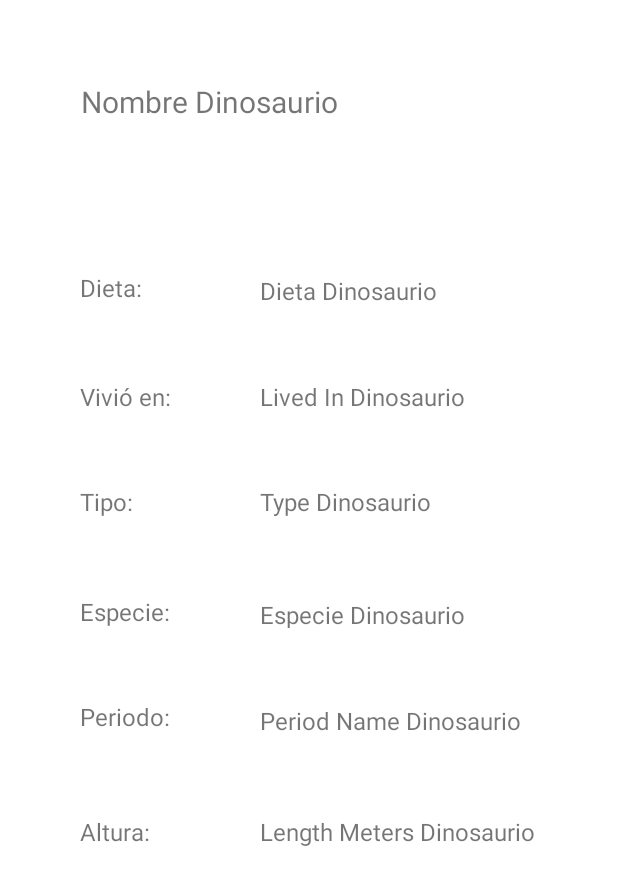
After one commit to UniExtremadura/proyecto-gps-asee-2022-23-ga05, an Android app: the layout activity_info_dinosaurio.xml on its own in the app's theme, with its tools: preview values and no code run, on a phone screen of 412 x 824 dp. The commit adds this screen. Shown: the top 885 px of the screen. Run offline under Robolectric (Android 15) with nearby library versions, the phone set to English and light mode, and no system bars.

Commit message:
PGA05-58 UC10 - IT6 - IMP - Implement Components

```diff
--- /dev/null
+++ b/app/src/main/res/layout/activity_info_dinosaurio.xml
@@ -0,0 +1,180 @@
+<?xml version="1.0" encoding="utf-8"?>
+<androidx.constraintlayout.widget.ConstraintLayout xmlns:android="http://schemas.android.com/apk/res/android"
+    xmlns:app="http://schemas.android.com/apk/res-auto"
+    xmlns:tools="http://schemas.android.com/tools"
+    android:layout_width="match_parent"
+    android:layout_height="match_parent">
+
+    <TextView
+        android:id="@+id/tNombre"
+        android:layout_width="wrap_content"
+        android:layout_height="wrap_content"
+        android:text="Nombre Dinosaurio"
+        android:textSize="20sp"
+        app:layout_constraintBottom_toBottomOf="parent"
+        app:layout_constraintEnd_toEndOf="parent"
+        app:layout_constraintHorizontal_bias="0.223"
+        app:layout_constraintStart_toStartOf="parent"
+        app:layout_constraintTop_toTopOf="parent"
+        app:layout_constraintVertical_bias="0.068" />
+
+    <TextView
+        android:id="@+id/tDieta"
+        android:layout_width="144dp"
+        android:layout_height="20dp"
+        android:text="Dieta Dinosaurio"
+        android:textSize="16sp"
+        app:layout_constraintBottom_toBottomOf="parent"
+        app:layout_constraintEnd_toEndOf="parent"
+        app:layout_constraintHorizontal_bias="0.647"
+        app:layout_constraintStart_toStartOf="parent"
+        app:layout_constraintTop_toTopOf="@+id/textView2"
+        app:layout_constraintVertical_bias="0.003" />
+
+    <TextView
+        android:id="@+id/tLivedIn"
+        android:layout_width="wrap_content"
+        android:layout_height="wrap_content"
+        android:text="Lived In Dinosaurio"
+        android:textSize="16sp"
+        app:layout_constraintBottom_toBottomOf="parent"
+        app:layout_constraintEnd_toEndOf="parent"
+        app:layout_constraintHorizontal_bias="0.0"
+        app:layout_constraintStart_toStartOf="@+id/tDieta"
+        app:layout_constraintTop_toTopOf="@+id/textView5"
+        app:layout_constraintVertical_bias="0.0" />
+
+    <TextView
+        android:id="@+id/tType"
+        android:layout_width="wrap_content"
+        android:layout_height="wrap_content"
+        android:text="Type Dinosaurio"
+        android:textSize="16sp"
+        app:layout_constraintBottom_toBottomOf="parent"
+        app:layout_constraintEnd_toEndOf="parent"
+        app:layout_constraintHorizontal_bias="0.0"
+        app:layout_constraintStart_toStartOf="@+id/tLivedIn"
+        app:layout_constraintTop_toTopOf="@+id/textView6"
+        app:layout_constraintVertical_bias="0.0" />
+
+    <TextView
+        android:id="@+id/tSpecies"
+        android:layout_width="148dp"
+        android:layout_height="20dp"
+        android:text="Especie Dinosaurio"
+        android:textSize="16sp"
+        app:layout_constraintBottom_toBottomOf="parent"
+        app:layout_constraintEnd_toEndOf="parent"
+        app:layout_constraintHorizontal_bias="0.0"
+        app:layout_constraintStart_toStartOf="@+id/tType"
+        app:layout_constraintTop_toTopOf="@+id/textView11"
+        app:layout_constraintVertical_bias="0.005" />
+
+    <TextView
+        android:id="@+id/tPeriodName"
+        android:layout_width="wrap_content"
+        android:layout_height="wrap_content"
+        android:text="Period Name Dinosaurio"
+        android:textSize="16sp"
+        app:layout_constraintBottom_toBottomOf="parent"
+        app:layout_constraintEnd_toEndOf="parent"
+        app:layout_constraintHorizontal_bias="0.0"
+        app:layout_constraintStart_toStartOf="@+id/tSpecies"
+        app:layout_constraintTop_toTopOf="@+id/textView8"
+        app:layout_constraintVertical_bias="0.008" />
+
+    <TextView
+        android:id="@+id/tLengthMeters"
+        android:layout_width="wrap_content"
+        android:layout_height="wrap_content"
+        android:text="Length Meters Dinosaurio"
+        android:textSize="16sp"
+        app:layout_constraintBottom_toBottomOf="parent"
+        app:layout_constraintEnd_toEndOf="parent"
+        app:layout_constraintHorizontal_bias="0.0"
+        app:layout_constraintStart_toStartOf="@+id/tPeriodName"
+        app:layout_constraintTop_toTopOf="@+id/textView9"
+        app:layout_constraintVertical_bias="0.0" />
+
+    <TextView
+        android:id="@+id/textView2"
+        android:layout_width="wrap_content"
+        android:layout_height="wrap_content"
+        android:text="Dieta:"
+        android:textSize="16sp"
+        app:layout_constraintBottom_toBottomOf="parent"
+        app:layout_constraintEnd_toEndOf="parent"
+        app:layout_constraintHorizontal_bias="0.143"
+        app:layout_constraintStart_toStartOf="parent"
+        app:layout_constraintTop_toBottomOf="@+id/tNombre"
+        app:layout_constraintVertical_bias="0.138" />
+
+    <TextView
+        android:id="@+id/textView5"
+        android:layout_width="wrap_content"
+        android:layout_height="wrap_content"
+        android:text="Vivió en:"
+        android:textSize="16sp"
+        app:layout_constraintBottom_toBottomOf="parent"
+        app:layout_constraintEnd_toEndOf="parent"
+        app:layout_constraintHorizontal_bias="0.0"
+        app:layout_constraintStart_toStartOf="@+id/textView2"
+        app:layout_constraintTop_toBottomOf="@+id/textView2"
+        app:layout_constraintVertical_bias="0.085" />
+
+    <TextView
+        android:id="@+id/textView6"
+        android:layout_width="wrap_content"
+        android:layout_height="wrap_content"
+        android:text="Tipo:"
+        android:textSize="16sp"
+        app:layout_constraintBottom_toBottomOf="parent"
+        app:layout_constraintEnd_toEndOf="parent"
+        app:layout_constraintHorizontal_bias="0.0"
+        app:layout_constraintStart_toStartOf="@+id/textView5"
+        app:layout_constraintTop_toBottomOf="@+id/textView5"
+        app:layout_constraintVertical_bias="0.091" />
+
+    <TextView
+        android:id="@+id/textView8"
+        android:layout_width="67dp"
+        android:layout_height="25dp"
+        android:layout_marginTop="36dp"
+        android:text="Periodo:"
+        android:textSize="16sp"
+        app:layout_constraintBottom_toBottomOf="parent"
+        app:layout_constraintEnd_toEndOf="parent"
+        app:layout_constraintHorizontal_bias="0.0"
+        app:layout_constraintStart_toStartOf="@+id/textView11"
+        app:layout_constraintTop_toBottomOf="@+id/textView11"
+        app:layout_constraintVertical_bias="0.034" />
+
+    <TextView
+        android:id="@+id/textView9"
+        android:layout_width="wrap_content"
+        android:layout_height="wrap_content"
+        android:layout_marginTop="40dp"
+        android:text="Altura:"
+        android:textSize="16sp"
+        app:layout_constraintBottom_toBottomOf="parent"
+        app:layout_constraintEnd_toEndOf="parent"
+        app:layout_constraintHorizontal_bias="0.0"
+        app:layout_constraintStart_toStartOf="@+id/textView8"
+        app:layout_constraintTop_toBottomOf="@+id/textView8"
+        app:layout_constraintVertical_bias="0.042" />
+
+    <TextView
+        android:id="@+id/textView11"
+        android:layout_width="wrap_content"
+        android:layout_height="wrap_content"
+        android:layout_marginTop="28dp"
+        android:text="Especie:"
+        android:textSize="16sp"
+        app:layout_constraintBottom_toBottomOf="parent"
+        app:layout_constraintEnd_toEndOf="parent"
+        app:layout_constraintHorizontal_bias="0.0"
+        app:layout_constraintStart_toStartOf="@+id/textView6"
+        app:layout_constraintTop_toBottomOf="@+id/textView6"
+        app:layout_constraintVertical_bias="0.054" />
+
+</androidx.constraintlayout.widget.ConstraintLayout>
```
Also changed, not shown: app/src/main/AndroidManifest.xml (+7 -1 lines), app/src/main/java/es/unex/dinopedia/DinosaurioInfoActivity.java (added, +59 -0 lines), app/src/main/java/es/unex/dinopedia/EnciclopediaFragment.java (+66 -34 lines), app/src/main/java/es/unex/dinopedia/MainActivity.java (+8 -2 lines), app/src/main/java/es/unex/dinopedia/MainActivityInterface.java (added, +7 -0 lines), app/src/main/res/layout/fragment_enciclopedia.xml (+12 -8 lines).
